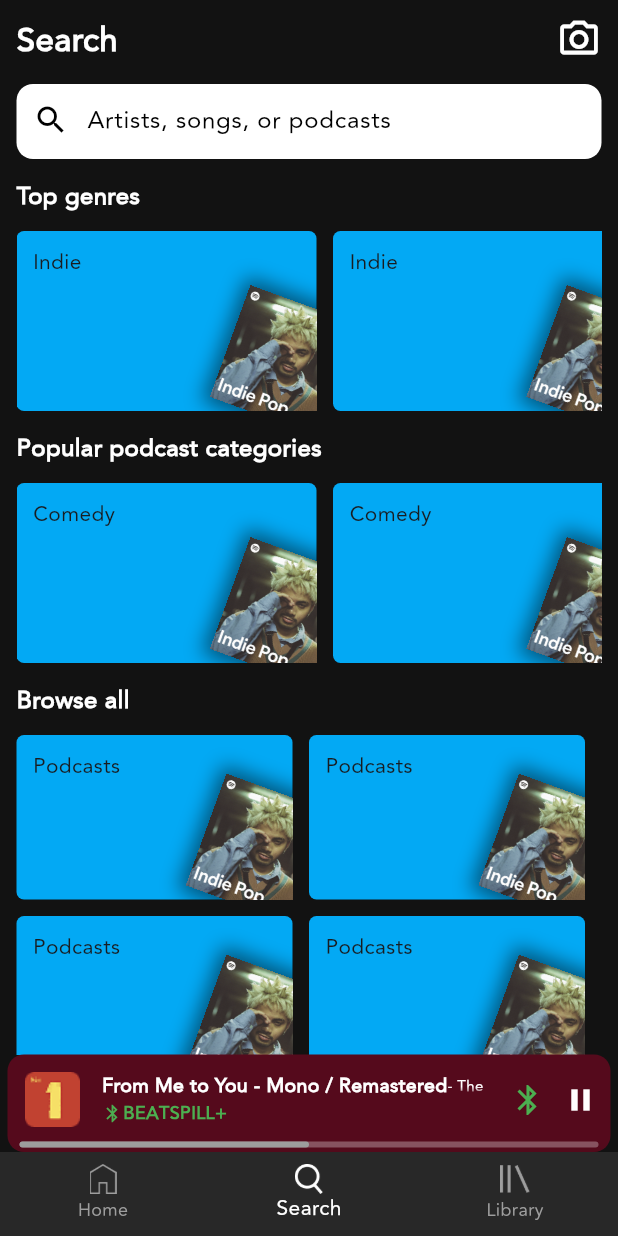
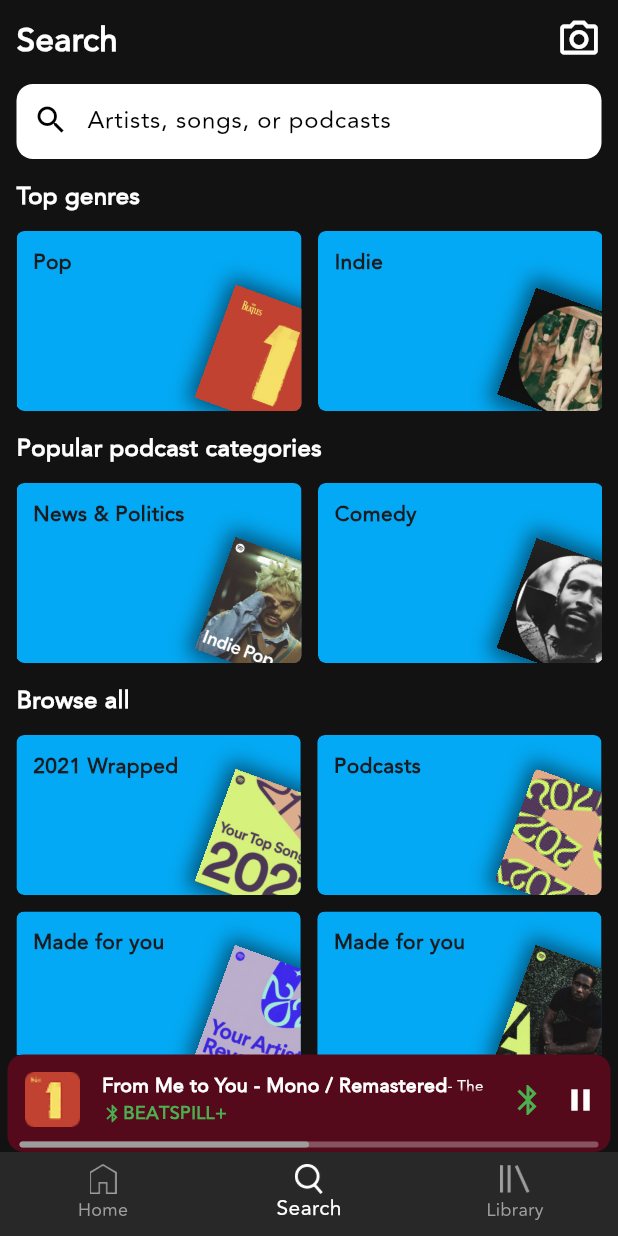
Before and after one commit to ahmed04raxa/spotify, a Flutter app: the screen it shows after launch, item 2 of the bottom bar chosen, on a phone screen of 412 x 824 dp. Run offline on Flutter 3.47's test engine with Material 3 defaults, Android fonts, the phone set to English and light mode, and no system bars; our stand-ins replace flutter_svg, palette_generator.

Commit message:
Search Screen

```diff
--- /dev/null
+++ b/lib/domain/app_constants.dart
@@ -0,0 +1 @@
+class AppConstants {}
--- a/lib/ui/custom_widgets/album_row_widget.dart
+++ b/lib/ui/custom_widgets/album_row_widget.dart
@@ -14,13 +14,15 @@
 
   @override
   Widget build(BuildContext context) {
-    return Container(
-      margin: EdgeInsets.only(right: 11),
-      width: 200,
+    return ClipRRect(
+      borderRadius: BorderRadius.circular(5),
+      child: Container(
+        width: MediaQuery.of(context).size.width * 0.5 - 16,
         height: 100,
         decoration: BoxDecoration(
           borderRadius: BorderRadius.circular(5),
-        color: Colors.primaries[Random().nextInt(Colors.primaries.length - 1)],
+          color:
+              Colors.primaries[Random().nextInt(Colors.primaries.length - 1)],
         ),
         child: Stack(
           children: [
@@ -45,8 +47,16 @@
                 ),
               ),
             ),
-          Positioned(top: 11, left: 11, child: Text(albumName)),
+            Positioned(
+              top: 11,
+              left: 11,
+              child: Text(
+                albumName,
+                style: TextStyle(fontWeight: FontWeight.bold),
+              ),
+            ),
           ],
+        ),
       ),
     );
   }
--- a/lib/ui/dashboard/navigations/search_bottom_nav.dart
+++ b/lib/ui/dashboard/navigations/search_bottom_nav.dart
@@ -11,6 +11,76 @@
 }
 
 class _SearchBottomNavState extends State<SearchBottomNav> {
+  List<Map<String, dynamic>> mTopGenreList = [
+    {
+      "imgPath": "assets/images/Screen Shot 2021-12-08 at 13.39 2.png",
+      "name": "Pop",
+    },
+    {
+      "imgPath": "assets/images/Screen Shot 2021-12-08 at 14.16 1.png",
+      "name": "Indie",
+    },
+    {
+      "imgPath": "assets/images/Screen Shot 2021-12-08 at 13.39 2.png",
+      "name": "Pop",
+    },
+    {
+      "imgPath": "assets/images/Screen Shot 2021-12-08 at 13.39 2.png",
+      "name": "Indie",
+    },
+  ];
+  List<Map<String, dynamic>> mPodcastList = [
+    {
+      "imgPath": "assets/images/Screen Shot 2021-12-08 at 14.33 1.png",
+      "name": "News & Politics",
+    },
+    {
+      "imgPath": "assets/images/Screen Shot 2021-12-08 at 14.18 1.png",
+      "name": "Comedy",
+    },
+    {
+      "imgPath": "assets/images/Screen Shot 2021-12-08 at 14.33 1.png",
+      "name": "News & Politics",
+    },
+    {
+      "imgPath": "assets/images/Screen Shot 2021-12-08 at 14.18 1.png",
+      "name": "Comedy",
+    },
+  ];
+  List<Map<String, dynamic>> mBrowseList = [
+    {
+      "imgPath": "assets/images/Screen Shot 2021-12-07 at 14.11 1.png",
+      "name": "2021 Wrapped",
+    },
+    {
+      "imgPath": "assets/images/Screen Shot 2021-12-07 at 12.39 1.png",
+      "name": "Podcasts",
+    },
+    {
+      "imgPath": "assets/images/Screen Shot 2021-12-07 at 14.17 1.png",
+      "name": "Made for you",
+    },
+    {
+      "imgPath": "assets/images/Screen Shot 2021-12-07 at 14.22 1.png",
+      "name": "Made for you",
+    },
+    {
+      "imgPath": "assets/images/Screen Shot 2021-12-07 at 14.11 1.png",
+      "name": "2021 Wrapped",
+    },
+    {
+      "imgPath": "assets/images/Screen Shot 2021-12-07 at 12.39 1.png",
+      "name": "Podcasts",
+    },
+    {
+      "imgPath": "assets/images/Screen Shot 2021-12-07 at 14.17 1.png",
+      "name": "Made for you",
+    },
+    {
+      "imgPath": "assets/images/Screen Shot 2021-12-07 at 14.22 1.png",
+      "name": "Made for you",
+    },
+  ];
   @override
   Widget build(BuildContext context) {
     return SafeArea(
@@ -104,12 +174,15 @@
           SizedBox(
             height: 120,
             child: ListView.builder(
+              itemCount: mTopGenreList.length,
               scrollDirection: Axis.horizontal,
               itemBuilder: (_, index) {
-                return AlbumRowWidget(
-                  thumbnailPath:
-                      "assets/images/Screen Shot 2021-12-08 at 14.33 1.png",
-                  albumName: "Indie",
+                return Padding(
+                  padding:  EdgeInsets.only(right:11),
+                  child: AlbumRowWidget(
+                    thumbnailPath: mTopGenreList[index]['imgPath'],
+                    albumName: mTopGenreList[index]['name'],
+                  ),
                 );
               },
             ),
@@ -137,12 +210,15 @@
           SizedBox(
             height: 120,
             child: ListView.builder(
+              itemCount: mPodcastList.length,
               scrollDirection: Axis.horizontal,
               itemBuilder: (_, index) {
-                return AlbumRowWidget(
-                  thumbnailPath:
-                      "assets/images/Screen Shot 2021-12-08 at 14.33 1.png",
-                  albumName: "Comedy",
+                return Padding(
+                  padding: EdgeInsets.only(right:11),
+                  child: AlbumRowWidget(
+                    thumbnailPath: mPodcastList[index]['imgPath'],
+                    albumName: mPodcastList[index]['name'],
+                  ),
                 );
               },
             ),
@@ -168,19 +244,19 @@
           ),
           mSpacer(),
           GridView.builder(
-            itemCount: 10,
+            itemCount: mBrowseList.length,
             shrinkWrap: true,
             physics: NeverScrollableScrollPhysics(),
             gridDelegate: SliverGridDelegateWithFixedCrossAxisCount(
               crossAxisCount: 2,
               childAspectRatio: 16 / 9,
               mainAxisSpacing: 11,
+              crossAxisSpacing: 11
             ),
             itemBuilder: (_, index) {
               return AlbumRowWidget(
-                thumbnailPath:
-                    "assets/images/Screen Shot 2021-12-08 at 14.33 1.png",
-                albumName: "Podcasts",
+                thumbnailPath: mBrowseList[index]['imgPath'],
+                albumName: mBrowseList[index]['name'],
               );
             },
           ),
```
Lines whose indentation alone changed are shown as unchanged.
